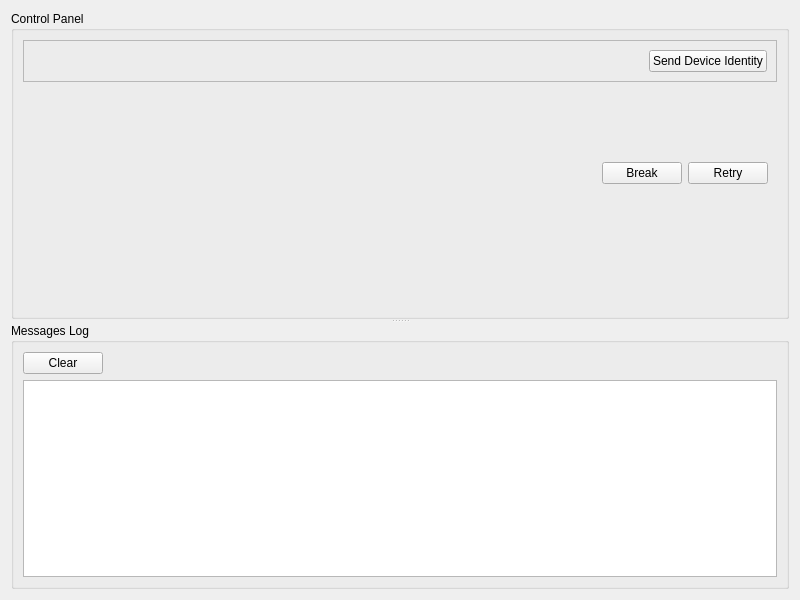
etengabeko/etwas, file src/ui/controlpanel.ui: the form before one commit.
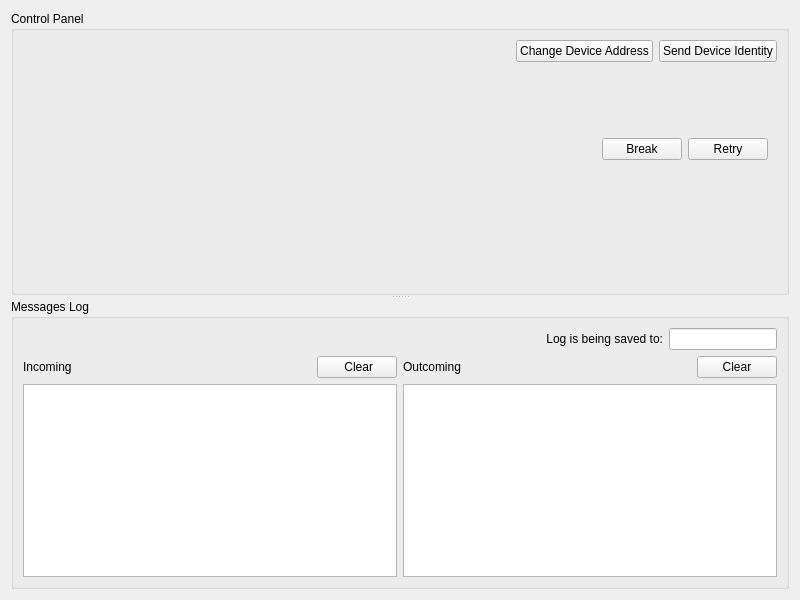
The form after the commit.

Patch:
```diff
--- a/src/ui/controlpanel.ui
+++ b/src/ui/controlpanel.ui
@@ -12,8 +12,8 @@
   </property>
   <property name="minimumSize">
    <size>
-    <width>400</width>
-    <height>300</height>
+    <width>0</width>
+    <height>0</height>
    </size>
   </property>
   <property name="windowTitle">
@@ -34,13 +34,6 @@
       </property>
       <layout class="QVBoxLayout" name="verticalLayout_2">
        <item>
-        <widget class="QFrame" name="deviceIdentityFrame">
-         <property name="frameShape">
-          <enum>QFrame::StyledPanel</enum>
-         </property>
-         <property name="frameShadow">
-          <enum>QFrame::Raised</enum>
-         </property>
          <layout class="QHBoxLayout" name="horizontalLayout_3">
           <item>
            <spacer name="horizontalSpacer_2">
@@ -55,6 +48,13 @@
             </property>
            </spacer>
           </item>
+         <item>
+          <widget class="QPushButton" name="deviceAddressButton">
+           <property name="text">
+            <string>Change Device Address</string>
+           </property>
+          </widget>
+         </item>
           <item>
            <widget class="QPushButton" name="deviceIdentityButton">
             <property name="text">
@@ -63,7 +63,6 @@
            </widget>
           </item>
          </layout>
-        </widget>
        </item>
        <item>
         <widget class="QStackedWidget" name="stackedWidget">
@@ -159,33 +158,105 @@
       <property name="title">
        <string>Messages Log</string>
       </property>
-      <layout class="QVBoxLayout" name="verticalLayout">
+      <layout class="QVBoxLayout" name="verticalLayout_6">
        <item>
         <layout class="QHBoxLayout" name="horizontalLayout">
          <item>
-          <widget class="QPushButton" name="clearButton">
+          <widget class="QLabel" name="logFileNameLabel">
+           <property name="sizePolicy">
+            <sizepolicy hsizetype="Expanding" vsizetype="Preferred">
+             <horstretch>0</horstretch>
+             <verstretch>0</verstretch>
+            </sizepolicy>
+           </property>
+           <property name="text">
+            <string>Log is being saved to:</string>
+           </property>
+           <property name="alignment">
+            <set>Qt::AlignRight|Qt::AlignTrailing|Qt::AlignVCenter</set>
+           </property>
+          </widget>
+         </item>
+         <item>
+          <widget class="QLineEdit" name="logFileNameLineEdit">
+           <property name="sizePolicy">
+            <sizepolicy hsizetype="Preferred" vsizetype="Fixed">
+             <horstretch>0</horstretch>
+             <verstretch>0</verstretch>
+            </sizepolicy>
+           </property>
+           <property name="readOnly">
+            <bool>true</bool>
+           </property>
+          </widget>
+         </item>
+        </layout>
+       </item>
+       <item>
+        <layout class="QHBoxLayout" name="horizontalLayout_6">
+         <item>
+          <layout class="QVBoxLayout" name="verticalLayout">
+           <item>
+            <layout class="QHBoxLayout" name="horizontalLayout_4">
+             <item>
+              <widget class="QLabel" name="incomingLabel">
+               <property name="sizePolicy">
+                <sizepolicy hsizetype="Expanding" vsizetype="Preferred">
+                 <horstretch>0</horstretch>
+                 <verstretch>0</verstretch>
+                </sizepolicy>
+               </property>
+               <property name="text">
+                <string>Incoming</string>
+               </property>
+              </widget>
+             </item>
+             <item>
+              <widget class="QPushButton" name="incomingClearButton">
+               <property name="text">
+                <string> Clear</string>
+               </property>
+              </widget>
+             </item>
+            </layout>
+           </item>
+           <item>
+            <widget class="QPlainTextEdit" name="incomingLogTextEdit"/>
+           </item>
+          </layout>
+         </item>
+         <item>
+          <layout class="QVBoxLayout" name="verticalLayout_5">
+           <item>
+            <layout class="QHBoxLayout" name="horizontalLayout_5">
+             <item>
+              <widget class="QLabel" name="label_2">
+               <property name="sizePolicy">
+                <sizepolicy hsizetype="Expanding" vsizetype="Preferred">
+                 <horstretch>0</horstretch>
+                 <verstretch>0</verstretch>
+                </sizepolicy>
+               </property>
+               <property name="text">
+                <string>Outcoming</string>
+               </property>
+              </widget>
+             </item>
+             <item>
+              <widget class="QPushButton" name="outcomingClearButton">
            <property name="text">
             <string>Clear</string>
            </property>
           </widget>
          </item>
+            </layout>
+           </item>
          <item>
-          <spacer name="horizontalSpacer">
-           <property name="orientation">
-            <enum>Qt::Horizontal</enum>
-           </property>
-           <property name="sizeHint" stdset="0">
-            <size>
-             <width>40</width>
-             <height>20</height>
-            </size>
-           </property>
-          </spacer>
+            <widget class="QPlainTextEdit" name="outcomingLogTextEdit"/>
          </item>
         </layout>
        </item>
-       <item>
-        <widget class="QPlainTextEdit" name="logTextEdit"/>
+        </layout>
        </item>
       </layout>
      </widget>
```
Lines whose indentation alone changed are shown as unchanged.
